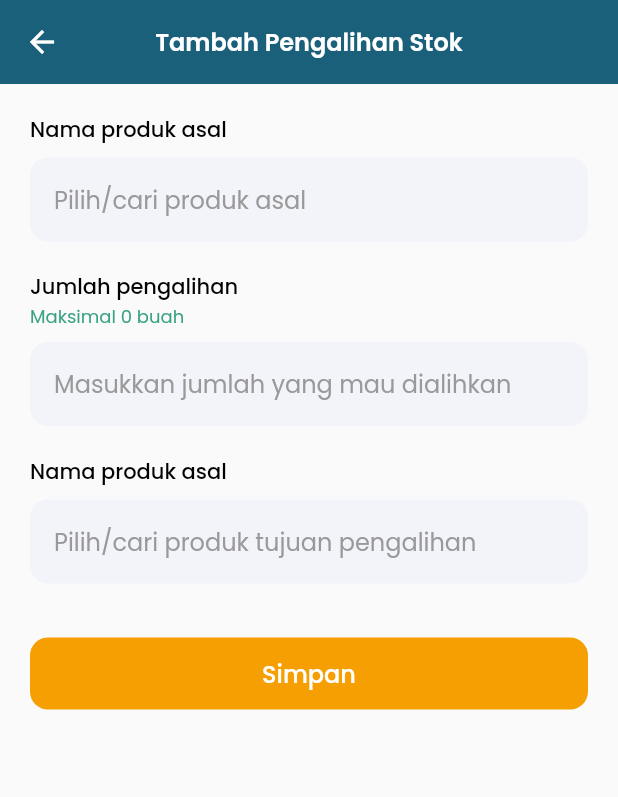
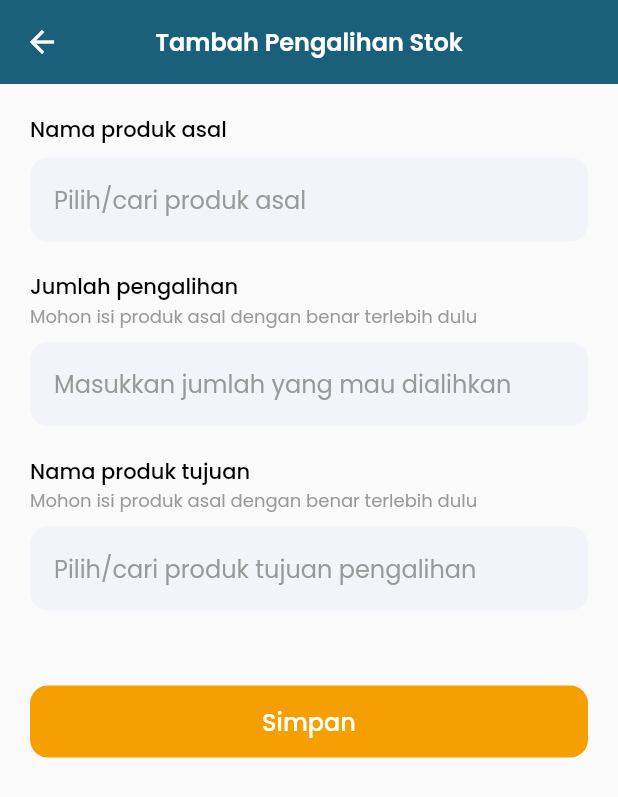
Before and after one commit to elvinadianalimartha/admin_budiberas, a Flutter app: the ShiftingStockPage screen opened by its route, after a tap on "Alihkan Stok", on a phone screen of 412 x 824 dp. Shown: the top 797 px of the screen. Run offline on Flutter 3.47's test engine with Material 2 defaults, Android fonts, the phone set to English and light mode, and no system bars; our stand-ins replace dropdown_button2, flutter_typeahead, google_fonts, image_picker; network calls fail.

Commit message:
manage shift stock: validation done

```diff
--- a/lib/providers/shifting_stock_provider.dart
+++ b/lib/providers/shifting_stock_provider.dart
@@ -1,13 +1,19 @@
 import 'package:budiberas_admin_9701/models/shift_stock_model.dart';
 import 'package:budiberas_admin_9701/services/shifitng_stock_service.dart';
+import 'package:budiberas_admin_9701/services/suggestion_product_service.dart';
 import 'package:flutter/cupertino.dart';
+
+import '../models/product_model.dart';
 
 class ShiftingStockProvider with ChangeNotifier{
   List<ShiftStockModel> _shiftStocks = [];
+  List<ProductModel> _sourceProductList = [];
+  List<ProductModel> _destProductList = [];
 
   bool loading = false;
+  bool isSourceProductSet = false;
 
-  int maxQty = 0;
+  int? maxQty;
 
   DateTime? _searchByDate;
 
@@ -22,10 +28,59 @@ class ShiftingStockProvider with ChangeNotifier{
     notifyListeners();
   }
 
+  Future<void> getSourceProductSuggestions(String query) async {
+    try{
+      List<ProductModel> sourceProductList = await SuggestionProductService().getCanBeRetailedProduct(query);
+      _sourceProductList = sourceProductList;
+    } catch(e){
+      print(e);
+    }
+  }
+
+  validateSourceProduct(String valueFilled){
+    //check apakah value yg dimasukkan ada di list suggestion produk asal
+    bool exist = _sourceProductList.any(
+        (_sourceProduct) => _sourceProduct.name.toLowerCase() == valueFilled.toLowerCase()
+    );
+    return exist;
+  }
+
+  Future<void> getDestProductSuggestions(String query, int sourceProdId) async {
+    try{
+      List<ProductModel> destProductList = await SuggestionProductService().getDestinationProduct(query: query, sourceProductId: sourceProdId);
+      _destProductList = destProductList;
+    } catch(e){
+      print(e);
+    }
+  }
+
+  validateDestProduct(String valueFilled){
+    bool exist = _destProductList.any(
+            (_dest) => _dest.name.toLowerCase() == valueFilled.toLowerCase()
+    );
+    return exist;
+  }
+
+  sourceIsSet() {
+    isSourceProductSet = true;
+    notifyListeners();
+  }
+
+  sourceIsNotSet() {
+    isSourceProductSet = false;
+    notifyListeners();
+  }
+
   setMaxShiftQty(int qty) {
+    isSourceProductSet = true;
     maxQty = qty;
     notifyListeners();
     print(maxQty);
+  }
+
+  void disposeValue() {
+    isSourceProductSet = false;
+    maxQty = null;
   }
 
   Future<void> getShiftStocks() async{
--- a/lib/views/form/shifting_stock.dart
+++ b/lib/views/form/shifting_stock.dart
@@ -20,17 +20,25 @@ class FormShiftingStock extends StatefulWidget {
 }
 
 class _FormShiftingStockState extends State<FormShiftingStock> {
-  final _formKey = GlobalKey<FormState>();
+  List<GlobalKey<FormState>> formKeys = [
+    GlobalKey<FormState>(),
+    GlobalKey<FormState>(),
+    GlobalKey<FormState>(),
+  ];
   TextEditingController sourceProductController = TextEditingController(text: '');
   TextEditingController shiftQtyController = TextEditingController(text: '');
   TextEditingController destinationProductController = TextEditingController(text: '');
   int? sourceProdId;
   int? destProdId;
-  int maxShiftQty = 0;
+
+  late ShiftingStockProvider shiftingStockProvider;
 
   @override
   void initState() {
-    //getInit();
+    shiftingStockProvider = Provider.of<ShiftingStockProvider>(context, listen: false);
+
+    //saat pertama kali buka page form shifting stock, app akan load source product suggestions dari API
+    Provider.of<ShiftingStockProvider>(context, listen: false).getSourceProductSuggestions('');
     super.initState();
   }
 
@@ -38,13 +46,10 @@ class _FormShiftingStockState extends State<FormShiftingStock> {
   void dispose() {
     sourceProductController.clear();
     shiftQtyController.clear();
-    maxShiftQty = 0;
+    destinationProductController.clear();
+    shiftingStockProvider.disposeValue();
     super.dispose();
   }
-
-  // void getInit(){
-  //   Provider.of<ShiftingStockProvider>(context, listen: false);
-  // }
 
   @override
   Widget build(BuildContext context) {
@@ -60,12 +65,20 @@ class _FormShiftingStockState extends State<FormShiftingStock> {
             ),
           ),
           const SizedBox(height: 8,),
-          Consumer<ShiftingStockProvider>(
+          Form(
+            autovalidateMode: AutovalidateMode.onUserInteraction,
+            key: formKeys[0],
+            child: Consumer<ShiftingStockProvider>(
               builder: (context, data, child){
-              return TypeAheadFormField<ProductModel>(
+                return TypeAheadFormField<ProductModel> (
+                    suggestionsCallback: (pattern) async{
+                      return await SuggestionProductService().getCanBeRetailedProduct(pattern);
+                    },
                     validator: (value) {
                       if (value!.isEmpty) {
-                      return 'Produk asal harus diisi!';
+                        return 'Produk asal harus diisi';
+                      } else if (data.validateSourceProduct(value) == false) {
+                        return 'Mohon pilih nama produk yang ada di daftar';
                       }
                       return null;
                     },
@@ -86,20 +99,27 @@ class _FormShiftingStockState extends State<FormShiftingStock> {
                           fillColor: formColor,
                           hintText: 'Pilih/cari produk asal',
                           hintStyle: secondaryTextStyle,
-                      )
+                        ),
+                        onEditingComplete: (){
+                          formKeys[0].currentState!.validate()
+                            ? data.sourceIsSet() //NOTE: product source akan diset true kalau sudah lolos validasi
+                            : [data.sourceIsNotSet(),
+                              sourceProdId = null,
+                              shiftQtyController.clear(),
+                              destinationProductController.clear(),
+                              FocusScope.of(context).unfocus(),];
+                        }
                     ),
                     onSuggestionSelected: (ProductModel suggestion) {
                       sourceProductController.text = suggestion.name;
                       sourceProdId = suggestion.id;
+                      data.getDestProductSuggestions('',sourceProdId!);
                       data.setMaxShiftQty(suggestion.stock);
                     },
                     itemBuilder: (context, ProductModel suggestion) {
                       return ListTile(
                         title: Text(suggestion.name, style: primaryTextStyle,),
                       );
-                  },
-                  suggestionsCallback: (pattern) {
-                    return SuggestionProductService().getCanBeRetailedProduct(pattern);
                     },
                     errorBuilder: (context, error) => SizedBox(
                       height: 50,
@@ -122,6 +142,7 @@ class _FormShiftingStockState extends State<FormShiftingStock> {
                 );
               }
             ),
+          ),
         ],
       );
     }
@@ -139,61 +160,75 @@ class _FormShiftingStockState extends State<FormShiftingStock> {
           ),
           Consumer<ShiftingStockProvider>(
             builder: (context, data, child) {
-                return Text(
+              return data.isSourceProductSet == true
+                ? Text(
                     'Maksimal ${data.maxQty} buah',
                     style: priceTextStyle.copyWith(
+                      fontSize: 12,
+                    ),
+                  )
+                : Text(
+                    'Mohon isi produk asal dengan benar terlebih dulu',
+                    style: secondaryTextStyle.copyWith(
                       fontSize: 12
                     ),
                   );
             }
           ),
-          // sourceProductController.text.isEmpty
-          // ? const SizedBox()
-          // : Consumer<ShiftingStockProvider>(
-          //     builder: (context, data, child) {
-          //       return Text(
-          //         'Maksimal ${data.maxQty} buah',
-          //         style: priceTextStyle.copyWith(
-          //           fontSize: 12
-          //         ),
-          //       );
-          //     }
-          //   ),
           const SizedBox(height: 8,),
-          TextFormFieldWidget(
+          Form(
+            key: formKeys[1],
+            child: Consumer<ShiftingStockProvider>(
+              builder: (context, data, child){
+                return TextFormFieldWidget(
                   hintText: 'Masukkan jumlah yang mau dialihkan',
                   controller: shiftQtyController,
                   textInputType: TextInputType.number,
+                  actionKeyboard: TextInputAction.done,
                   inputFormatter: [FilteringTextInputFormatter.digitsOnly],
+                  readOnly: data.isSourceProductSet ? false : true, //kalau set source product salah, maka readOnlynya true
                   validator: (value) {
+                    if(data.isSourceProductSet) {
                       if (value!.isEmpty) {
                         return 'Jumlah pengalihan harus diisi';
-              } else if(int.parse(value) > maxShiftQty) {
-                return 'Jumlah pengalihan maksimal $maxShiftQty!';
+                      } else if(int.parse(value) > data.maxQty!) {
+                        return 'Jumlah pengalihan maksimal ${data.maxQty} buah!';
+                      } else if(int.parse(value) < 1) {
+                        return 'Jumlah pengalihan harus lebih dari 0 buah';
+                      }
+                      return null;
                     }
                     return null;
                   },
+                );
+              }
+            ),
           ),
         ],
       );
     }
 
-    Widget destinationProduct(){
-      return Column(
-        mainAxisSize: MainAxisSize.min,
-        crossAxisAlignment: CrossAxisAlignment.start,
-        children: [
-          Text(
-            'Nama produk asal',
-            style: primaryTextStyle.copyWith(
-              fontWeight: medium,
-            ),
-          ),
-          const SizedBox(height: 8,),
-          TypeAheadFormField<ProductModel>(
+    Widget formDestProduct() {
+      return Form(
+        autovalidateMode: AutovalidateMode.onUserInteraction,
+        key: formKeys[2],
+        child: Consumer<ShiftingStockProvider>(
+            builder: (context, data, child){
+              return TypeAheadFormField<ProductModel>(
+                suggestionsCallback: (pattern) {
+                  return SuggestionProductService().getDestinationProduct(
+                    query: pattern,
+                    sourceProductId: sourceProdId!,
+                  );
+                },
                 validator: (value) {
+                  if(data.isSourceProductSet) {
                     if (value!.isEmpty) {
-                  return 'Produk tujuan harus diisi!';
+                      return 'Produk tujuan harus diisi';
+                    } else if(data.validateDestProduct(value) == false) {
+                      return 'Mohon pilih nama produk yang ada di daftar';
+                    }
+                    return null;
                   }
                   return null;
                 },
@@ -225,17 +260,13 @@ class _FormShiftingStockState extends State<FormShiftingStock> {
                     title: Text(suggestion.name, style: primaryTextStyle,),
                   );
                 },
-              suggestionsCallback: (pattern) {
-                return SuggestionProductService().getDestinationProduct(
-                  query: pattern,
-                  sourceProductId: sourceProdId!,
-                );
-              },
                 errorBuilder: (context, error) => SizedBox(
                   height: 50,
                   child: Center(
                     child: Text(
-                    'Terjadi kesalahan, mohon ulangi pencarian',
+                      sourceProductController.text == '' || data.isSourceProductSet == false
+                          ? 'Mohon isi produk asal dgn benar terlebih dulu'
+                          : 'Terjadi kesalahan, mohon ulangi pencarian',
                       style: alertTextStyle,
                     ),
                   ),
@@ -249,6 +280,52 @@ class _FormShiftingStockState extends State<FormShiftingStock> {
                     ),
                   ),
                 )
+            );
+          }
+        ),
+      );
+    }
+
+    Widget destinationProduct(){
+      return Column(
+        mainAxisSize: MainAxisSize.min,
+        crossAxisAlignment: CrossAxisAlignment.start,
+        children: [
+          Text(
+            'Nama produk tujuan',
+            style: primaryTextStyle.copyWith(
+              fontWeight: medium,
+            ),
+          ),
+          Consumer<ShiftingStockProvider>(
+            builder: (context, data, child) {
+              if(data.isSourceProductSet == true) {
+                return Column(
+                  crossAxisAlignment: CrossAxisAlignment.start,
+                  children: [
+                    const SizedBox(height: 8,),
+                    formDestProduct(),
+                  ],
+                );
+              } else {
+                return Column(
+                  crossAxisAlignment: CrossAxisAlignment.start,
+                  children: [
+                    Text(
+                      'Mohon isi produk asal dengan benar terlebih dulu',
+                      style: secondaryTextStyle.copyWith(
+                        fontSize: 12
+                      ),
+                    ),
+                    const SizedBox(height: 8,),
+                    const TextFormFieldWidget(
+                      hintText: 'Pilih/cari produk tujuan pengalihan',
+                      readOnly: true,
+                    )
+                  ],
+                );
+              }
+            }
           ),
         ],
       );
@@ -265,17 +342,30 @@ class _FormShiftingStockState extends State<FormShiftingStock> {
             shiftQty(),
             const SizedBox(height: 20,),
             destinationProduct(),
-            const SizedBox(height: 36,),
+            const SizedBox(height: 50,),
             SizedBox(
               width: double.infinity,
-              child: DoneButton(
+              child: Consumer<ShiftingStockProvider>(
+                builder: (context, data, child){
+                  return DoneButton(
                     onClick: () {
-
+                      bool allIsValidated = formKeys.every((key) => key.currentState!.validate());
+                      if(allIsValidated){
+                        ScaffoldMessenger.of(context).showSnackBar(
+                          SnackBar(
+                            content: const Text('Data berhasil ditambahkan'),
+                            backgroundColor: secondaryColor,
+                            duration: const Duration(seconds: 2),
+                          ),
+                        );
+                      }
                     },
+                  );
+                }
               ),
             ),
           ],
-        ),
+        )
       );
     }
 
```
Lines whose indentation alone changed are shown as unchanged.
